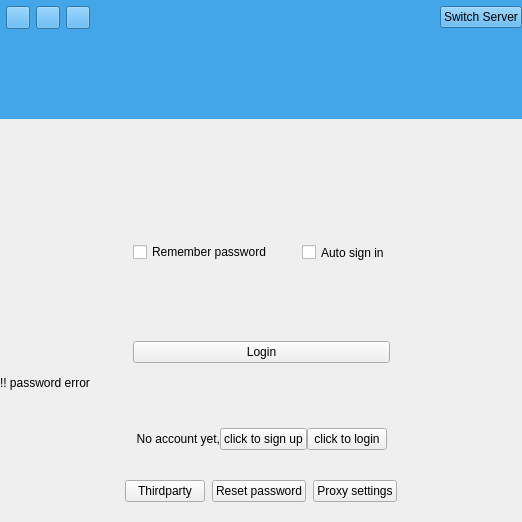
Qt form src/ui/wizLoginDialog.ui (WizTeam/WizQTClient) before a commit.
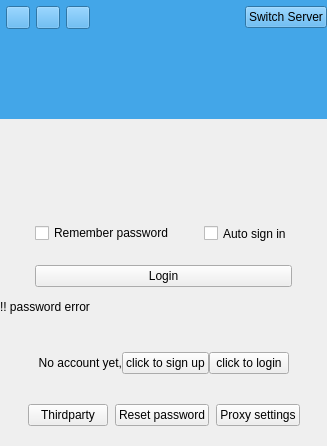
The same form after that commit. Custom widgets are drawn as their Qt base class.

Commit message: login layout

What changed in the file:
```diff
--- a/src/ui/wizLoginDialog.ui
+++ b/src/ui/wizLoginDialog.ui
@@ -2,14 +2,6 @@
 <ui version="4.0">
  <class>wizLoginWidget</class>
  <widget class="QWidget" name="wizLoginWidget">
-  <property name="geometry">
-   <rect>
-    <x>0</x>
-    <y>0</y>
-    <width>522</width>
-    <height>522</height>
-   </rect>
-  </property>
   <property name="windowTitle">
    <string>Form</string>
   </property>
```
